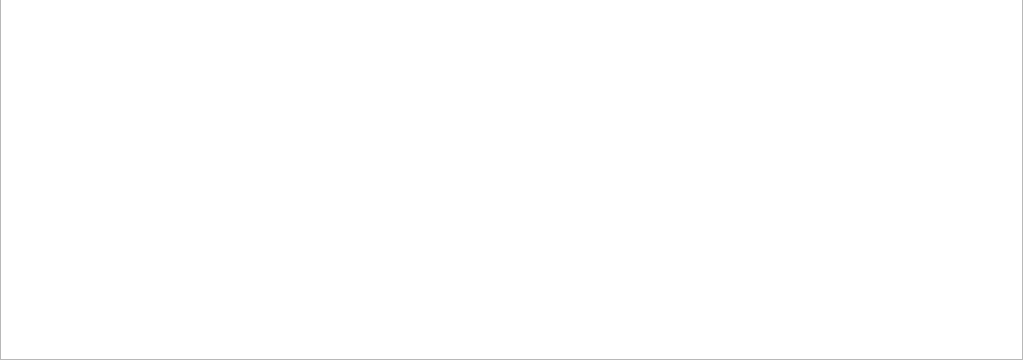
First picture: the form in fontwidget.ui, repository yayapoi/mud, before the edit; both pictures show x 0 to 1023 and y 241 to 601 of the 1023 by 601 pixel window.
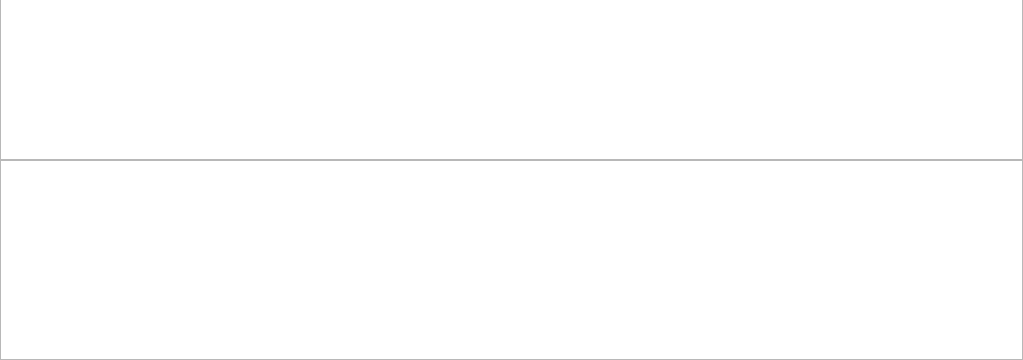
Second picture: the form after the edit.

Commit message: 增加了副显示框，用来显示用户观看历史记录时发来的新内容。及合并框按钮。

What changed in the file:
```diff
--- a/fontwidget.ui
+++ b/fontwidget.ui
@@ -40,6 +40,16 @@
      </property>
     </widget>
    </item>
+   <item row="1" column="0">
+    <widget class="QTextEdit" name="tmpEdit">
+     <property name="maximumSize">
+      <size>
+       <width>16777215</width>
+       <height>200</height>
+      </size>
+     </property>
+    </widget>
+   </item>
   </layout>
  </widget>
  <resources/>
```
The commit also changes 5 other files.
